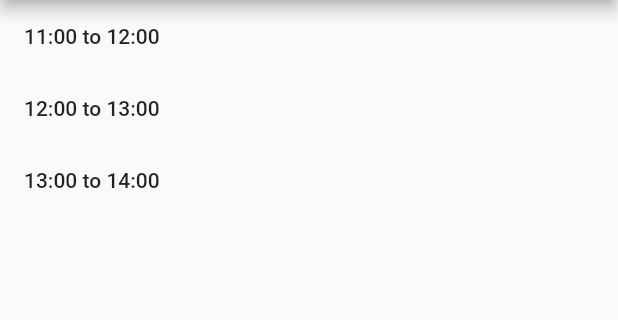
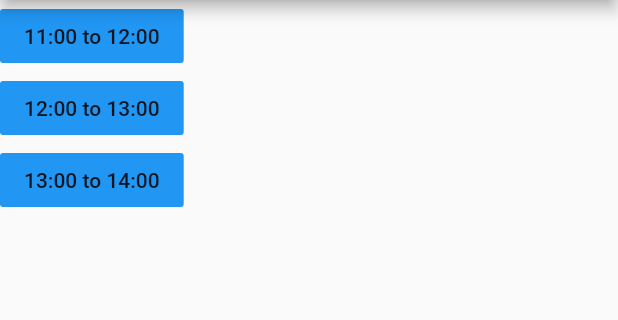
Before and after one commit to Aditya-76/room-booking, a Flutter app: the screen it shows after launch, on a phone screen of 412 x 824 dp, the part 84-404 px from its top. Run offline on Flutter 3.47's test engine with Material 2 defaults, Android fonts, the phone set to English and light mode, and no system bars.

Commit message:
Booking added

```diff
--- a/room_booking/lib/main.dart
+++ b/room_booking/lib/main.dart
@@ -35,6 +35,7 @@ class Home extends StatelessWidget {
                 }
               },
               child: Text('11:00 to 12:00'),
+              color: Colors.blue[500],
             ),
             new FlatButton(
               onPressed: () => {
@@ -55,6 +56,7 @@ class Home extends StatelessWidget {
                 }
               },
               child: Text('12:00 to 13:00'),
+              color: Colors.blue[500],
             ),
             new FlatButton(
               onPressed: () => {
@@ -75,6 +77,7 @@ class Home extends StatelessWidget {
                 }
               },
               child: Text('13:00 to 14:00'),
+              color: Colors.blue[500],
             ),
           ],
         ));
```
